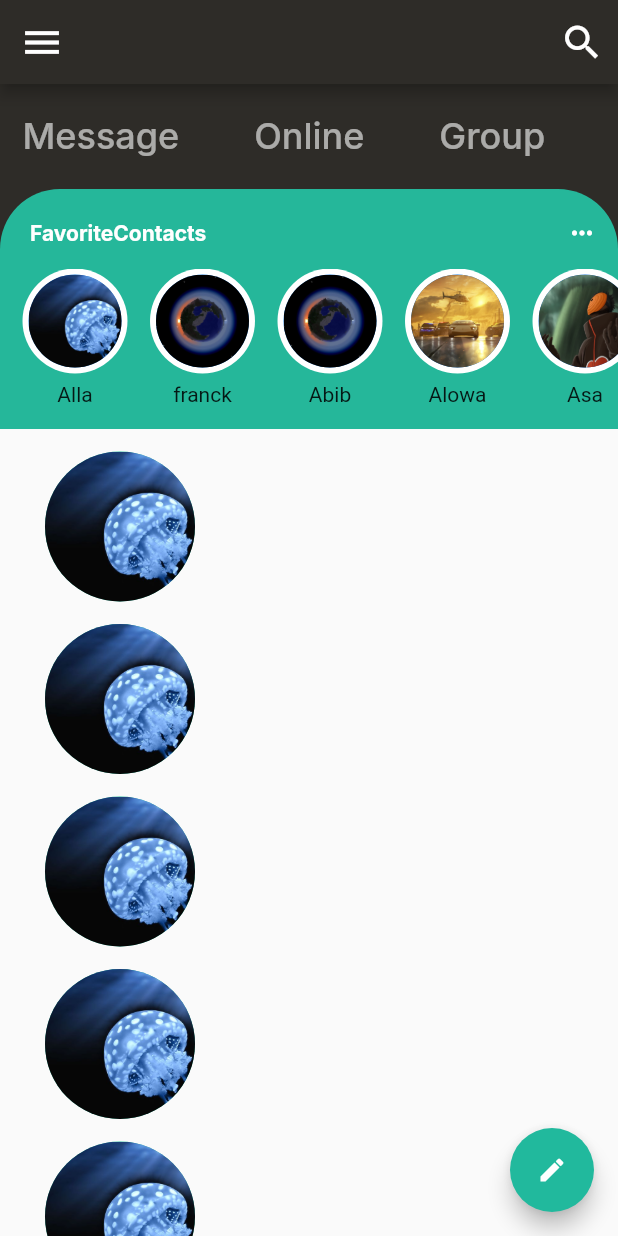
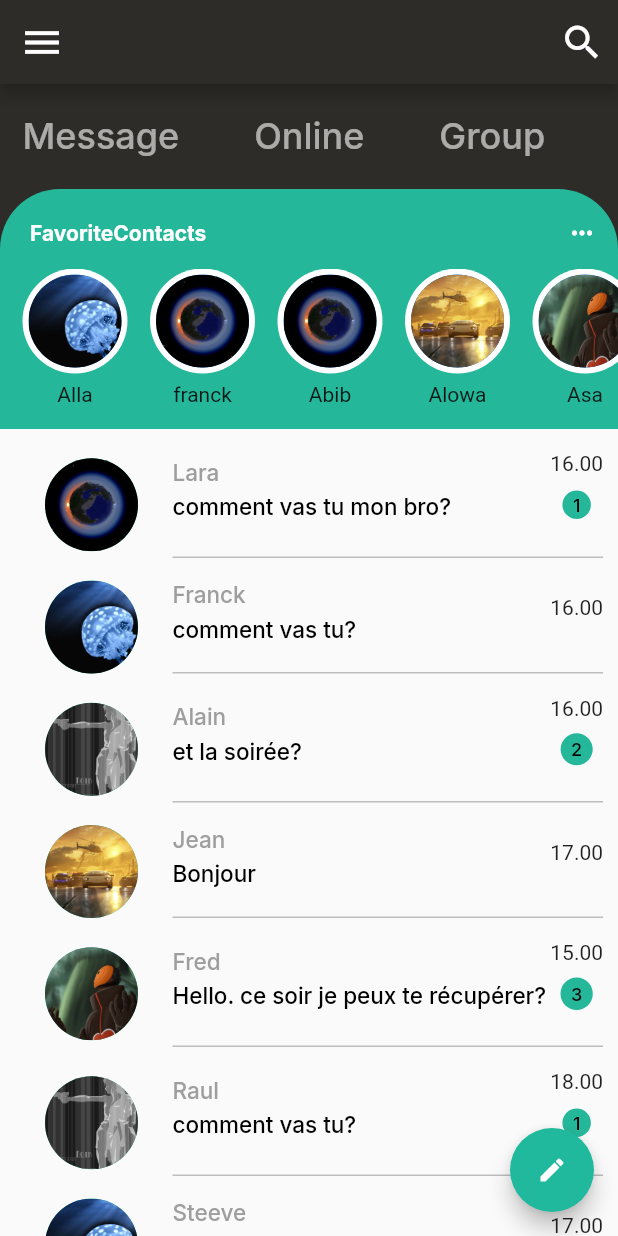
Before and after one commit to Fidele217/whatsapp, a Flutter app: the screen it shows after launch, on a phone screen of 412 x 824 dp. Run offline on Flutter 3.47's test engine with Material 2 defaults, Android fonts, the phone set to English and light mode, and no system bars; our stand-ins replace google_fonts.

Commit message:
third commit

```diff
--- a/lib/Ecran.dart
+++ b/lib/Ecran.dart
@@ -165,56 +165,56 @@ class MessageSection extends StatelessWidget {
 
   final List messages=[
     {
-      'senderprofile':'images/a1.jpg',
+      'senderprofile':'images/a2.jpg',
       'sendername':'Lara',
       'message':'comment vas tu mon bro?',
-      'unRead': 0,
+      'unRead': 1,
       'date':'16.00',
     },
 
     {
       'senderprofile':'images/a1.jpg',
-      'sendername':'Lara',
+      'sendername':'Franck',
       'message':'comment vas tu?',
       'unRead': 0,
       'date':'16.00',
     },
 
     {
-      'senderprofile':'images/a1.jpg',
-      'sendername':'Lara',
+      'senderprofile':'images/a5.jpg',
+      'sendername':'Alain',
       'message':'et la soirée?',
-      'unRead': 0,
+      'unRead': 2,
       'date':'16.00',
     },
 
     {
-      'senderprofile':'images/a1.jpg',
-      'sendername':'Lara',
+      'senderprofile':'images/a3.jpg',
+      'sendername':'Jean',
       'message':'Bonjour',
       'unRead': 0,
       'date':'17.00',
     },
 
     {
-      'senderprofile':'images/a1.jpg',
-      'sendername':'Lara',
+      'senderprofile':'images/a4.jpg',
+      'sendername':'Fred',
       'message':'Hello. ce soir je peux te récupérer?',
-      'unRead': 0,
+      'unRead': 3,
       'date':'15.00',
     },
 
     {
-      'senderprofile':'images/a1.jpg',
-      'sendername':'Lara',
+      'senderprofile':'images/a5.jpg',
+      'sendername':'Raul',
       'message':'comment vas tu?',
-      'unRead': 0,
+      'unRead': 1,
       'date':'18.00',
     },
 
     {
       'senderprofile':'images/a1.jpg',
-      'sendername':'Lara',
+      'sendername':'Steeve',
       'message':'comment vas tu?',
       'unRead': 0,
       'date':'17.00',
@@ -230,13 +230,15 @@ class MessageSection extends StatelessWidget {
         children: messages.map((message){
           return InkWell(
             onTap: (){},
+              splashColor: const Color.fromRGBO(37, 183, 154, 1),
             child: Container(
               padding: const EdgeInsets.only(left: 30, right: 10, top: 15),
                 child: Row(
                     children: [
                       Container(
-                        width: 100,
-                        height: 100,
+                        width: 62,
+                        height: 62,
+                        margin:const EdgeInsets.only(right:23),
                         decoration: BoxDecoration(
                           color:const Color.fromRGBO(37, 183, 154, 1),
                           shape: BoxShape.circle,
@@ -244,6 +246,72 @@ class MessageSection extends StatelessWidget {
                             fit: BoxFit.cover,
                             image: AssetImage(message['senderprofile'])
                           )
+                        ),
+                      ),
+                      Expanded(
+                        child:Column(
+                          children: [
+                            Row(
+                              mainAxisAlignment: MainAxisAlignment.spaceBetween,
+                              children: [
+                                Column(
+                                  crossAxisAlignment: CrossAxisAlignment.start,
+                                  children: [
+                                    Text(
+                                      message['sendername'],
+                                      style: GoogleFonts.inter(
+                                        color: Colors.grey,
+                                        fontSize: 15,
+                                        fontWeight: FontWeight.w500,
+                                      ),
+                                    ),
+                                    const SizedBox(
+                                      height: 5,
+                                    ),
+                                    Wrap(
+                                      children: [
+                                        Text(message['message'],
+                                          style: GoogleFonts.inter(
+                                            color: Colors.black,
+                                            fontSize: 15,
+                                            fontWeight: FontWeight.w500,
+                                          ),)
+                                      ],
+                                    )
+                                  ],
+                                ),
+                                Column(
+                                  children: [
+                                    Text(message['date']),
+                                    const SizedBox(
+                                      height: 5,
+                                    ),
+                                    message['unRead']!= 0
+                                    ? Container(
+                                      padding:const EdgeInsets.all(7) ,
+                                        decoration: const BoxDecoration(
+                                          color: Color.fromRGBO(37, 183, 154, 1),
+                                          shape: BoxShape.circle,
+                                        ),
+                                        child: Text(message['unRead'].toString(),
+                                        style: GoogleFonts.inter(
+                                          color: Colors.black,
+                                          fontSize: 12,
+                                          fontWeight: FontWeight.w500,
+                                        )
+                                        )
+                                    )
+                                    :Container(),
+                                  ],
+                                )
+                              ],
+                            ),
+                            const SizedBox(height: 20),
+                            Container(
+                              color:Colors.grey[400],
+                              height: 1,
+                            )
+                          ],
                         ),
                       )
                     ],
@@ -295,12 +363,17 @@ class Ecran extends StatelessWidget {
         ],
       ),
 
-      body: Column(
-        children: [
-          MenuSection(),
-          FavoriteSection(),
-          MessageSection(),
-        ],
+      body: ListView(
+        children:[
+          Column(
+          children: [
+            MenuSection(),
+            FavoriteSection(),
+            MessageSection(),
+
+          ],
+        ),
+    ]
       ),
 
     );
```
